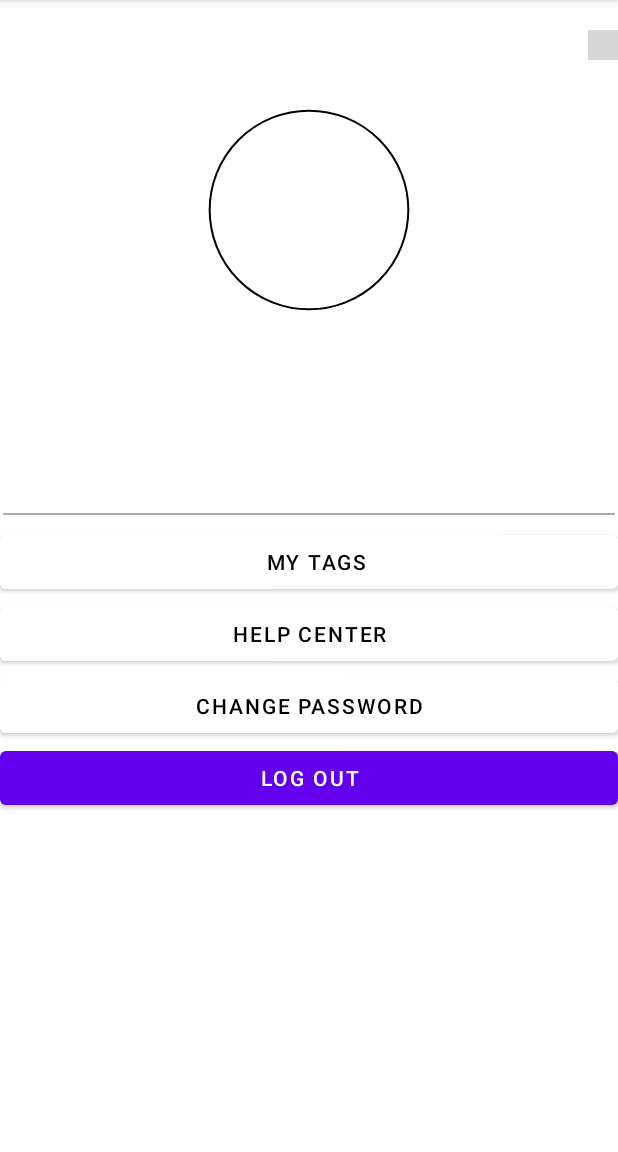
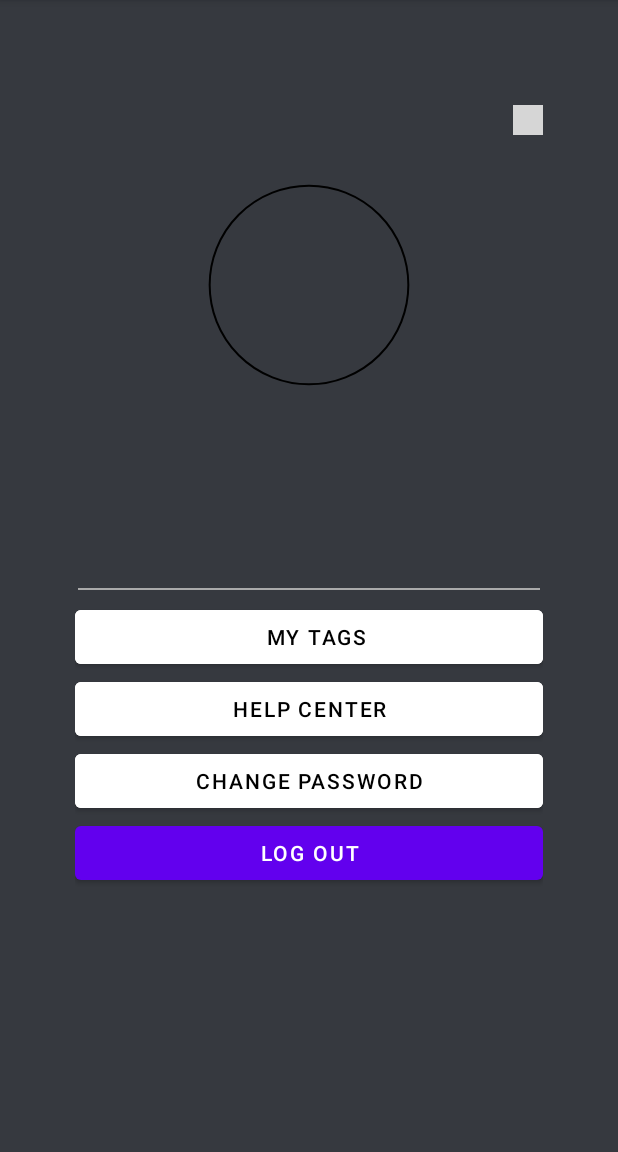
Before and after one commit to GnanadeepPedapati/ProjectX, an Android app: the ProfileViewActivity screen opened directly, with no data from a screen before it, on a phone screen of 412 x 824 dp, the part 84-1236 px from its top. Run offline under Robolectric (Android 15) with nearby library versions, the phone set to English and light mode, and no system bars; our stand-ins replace Firebase (no records; nobody signed in at launch, a user with empty details on screens opened directly); grey boxes are pictures that could not be loaded.

Commit message:
app changes

```diff
--- a/app/src/main/java/com/example/projectx/ProfileViewActivity.java
+++ b/app/src/main/java/com/example/projectx/ProfileViewActivity.java
@@ -7,6 +7,7 @@ import android.app.AlertDialog;
 import android.app.Dialog;
 import android.content.DialogInterface;
 import android.content.Intent;
+import android.net.Uri;
 import android.os.Bundle;
 import android.util.Log;
 import android.view.LayoutInflater;
@@ -26,7 +27,7 @@ import com.google.firebase.auth.FirebaseUser;
 public class ProfileViewActivity extends AppCompatActivity {
 
 
-    Button changePassword, myTags, signOut;
+    Button changePassword, myTags, signOut,helpCenter;
 
     TextView profileName, textEmail, textPhone;
     FirebaseAuth firebaseAuth = FirebaseAuth.getInstance();
@@ -46,6 +47,7 @@ public class ProfileViewActivity extends AppCompatActivity {
 
         changePassword = findViewById(R.id.changePassword);
         myTags = findViewById(R.id.profileTagsButton);
+        helpCenter = findViewById(R.id.profileHelp);
         signOut = findViewById(R.id.signOut);
         signOut.setOnClickListener(new View.OnClickListener() {
             @Override
@@ -60,6 +62,14 @@ public class ProfileViewActivity extends AppCompatActivity {
             public void onClick(View v) {
                 Intent intent = new Intent(ProfileViewActivity.this, EditProfileActivity.class);
                 startActivity(intent);
+            }
+        });
+        helpCenter.setOnClickListener(new View.OnClickListener() {
+            @Override
+            public void onClick(View v) {
+                Intent emailIntent = new Intent(Intent.ACTION_SENDTO, Uri.fromParts(
+                        "mailto", "projectx@gmail.com", null));
+                startActivity(Intent.createChooser(emailIntent, null));
             }
         });
 
--- a/app/src/main/java/com/example/projectx/TagSelectionActivity.java
+++ b/app/src/main/java/com/example/projectx/TagSelectionActivity.java
@@ -53,9 +53,7 @@ public class TagSelectionActivity extends AppCompatActivity {
     FirebaseFirestore db = FirebaseFirestore.getInstance();
 
     private List<String> selectedTags = new ArrayList<>();
-    private List<String> sourceTags = new ArrayList<>(
-            Arrays.asList("Apple", "Orange", "Bat", "Buffalo", "Pig", "Peacock", "Pigeon", "Parrot", "Ox", "Owl", "Tiger", "Lion", "Frog"));
-
+    private List<String> sourceTags = new ArrayList<>();
     @Override
     protected void onCreate(Bundle savedInstanceState) {
         super.onCreate(savedInstanceState);
@@ -232,7 +230,7 @@ public class TagSelectionActivity extends AppCompatActivity {
 
         for (int index = 0; index < tagList.size(); index++) {
             final String tagName = tagList.get(index);
-            //addTagToSourceGroup(tagName);
+            addTagToSourceGroup(tagName);
         }
     }
 
--- a/app/src/main/res/layout/activity_profile_view.xml
+++ b/app/src/main/res/layout/activity_profile_view.xml
@@ -3,15 +3,16 @@
     xmlns:tools="http://schemas.android.com/tools"
     android:layout_width="match_parent"
     android:layout_height="match_parent"
-    android:background="@color/white"
     android:orientation="vertical"
+    android:background="#36393f"
+    android:padding="50dp"
     tools:context=".ProfileViewActivity">
-
     <LinearLayout xmlns:android="http://schemas.android.com/apk/res/android"
         xmlns:app="http://schemas.android.com/apk/res-auto"
         xmlns:tools="http://schemas.android.com/tools"
         android:layout_width="match_parent"
         android:layout_height="wrap_content"
+        android:textColor="@color/white"
         android:gravity="center_horizontal"
         android:orientation="vertical"
         tools:context=".ProfileViewActivity">
@@ -36,7 +37,7 @@
             android:layout_height="wrap_content"
             android:gravity="center"
             android:padding="5dp"
-            android:textColor="@color/black"
+            android:textColor="@color/white"
             android:text="Gnanadeepssss"
             android:textSize="25dp" />
 
@@ -45,7 +46,7 @@
             android:id="@+id/profileEmail"
             android:layout_width="match_parent"
             android:layout_height="wrap_content"
-            android:textColor="@color/black"
+            android:textColor="@color/white"
             android:gravity="center"
             android:padding="5dp"
             android:text="gnana.deeprk19961128@gmail.com" />
@@ -57,7 +58,7 @@
             android:layout_height="wrap_content"
             android:gravity="center"
             android:paddingTop="5dp"
-            android:textColor="@color/black"
+            android:textColor="@color/white"
             android:text="9910599298" />
 
 
--- a/app/src/main/res/layout/activity_tag_selection.xml
+++ b/app/src/main/res/layout/activity_tag_selection.xml
@@ -56,6 +56,7 @@
             <com.google.android.material.chip.ChipGroup
                 android:id="@+id/tag_group"
                 android:layout_width="wrap_content"
+                android:layout_marginTop="20dp"
                 android:layout_height="wrap_content">
 
             </com.google.android.material.chip.ChipGroup>
--- a/app/src/main/res/menu/app_bar_menu.xml
+++ b/app/src/main/res/menu/app_bar_menu.xml
@@ -3,7 +3,7 @@
     xmlns:app="http://schemas.android.com/apk/res-auto">
     <item
         android:id="@+id/miCompose"
-        android:icon="@drawable/fui_ic_phone_white_24dp"
+        android:icon="@drawable/baseline_settings_white_18"
         android:title="Settings"
         android:onClick="onSettingsAction"
 
```
Also changed, not shown: app/src/main/java/com/example/projectx/MainActivity.java (+8 -6 lines), app/src/main/res/drawable-xxxhdpi/baseline_settings_white_18.png (added).
